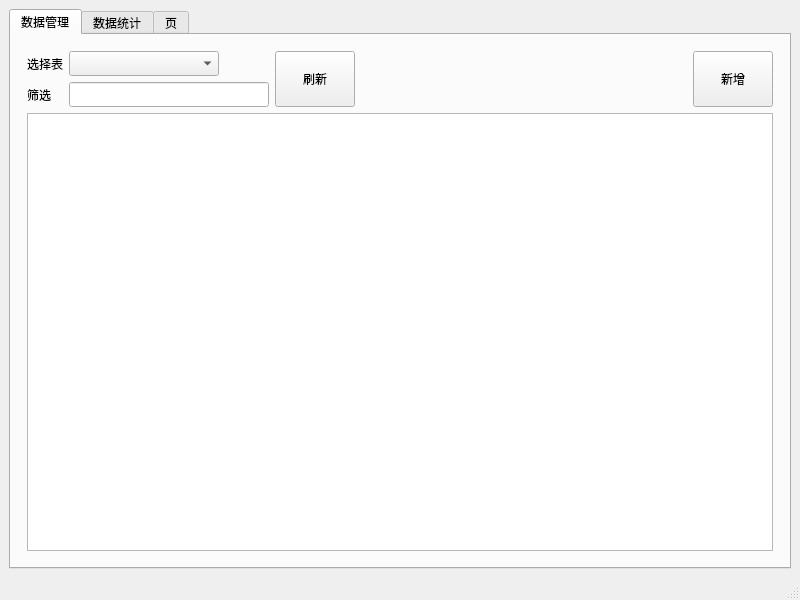
Old version of the form ui/main.ui in the repository LetMeHold/wanbo.py.
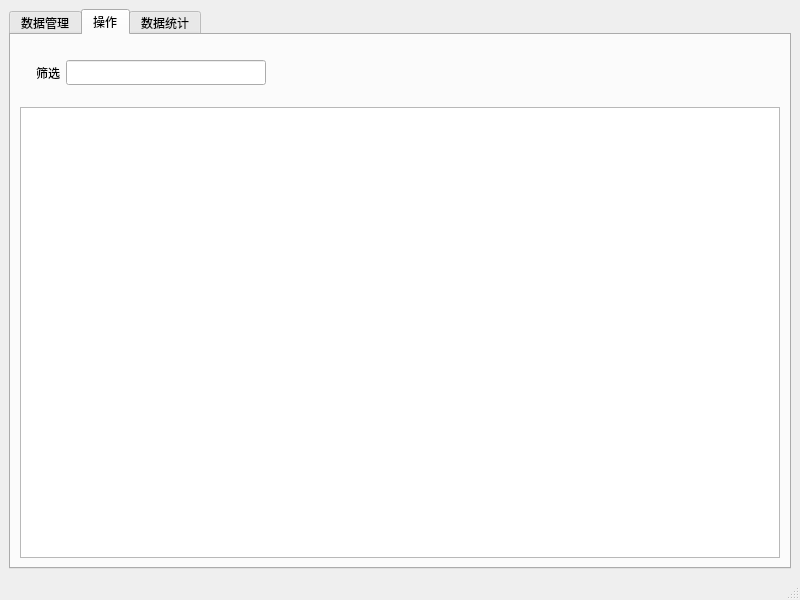
New version of the form. The open tabs and pages were chosen to show the change.

Commit message: 增加临时操作标签页

Diff of the .ui file:
```diff
--- a/ui/main.ui
+++ b/ui/main.ui
@@ -155,16 +155,79 @@
         </item>
        </layout>
       </widget>
+      <widget class="QWidget" name="tabJob">
+       <attribute name="title">
+        <string>操作</string>
+       </attribute>
+       <layout class="QVBoxLayout" name="verticalLayout_3">
+        <item>
+         <layout class="QHBoxLayout" name="horizontalLayout">
+          <property name="leftMargin">
+           <number>16</number>
+          </property>
+          <property name="topMargin">
+           <number>16</number>
+          </property>
+          <property name="rightMargin">
+           <number>16</number>
+          </property>
+          <property name="bottomMargin">
+           <number>16</number>
+          </property>
+          <item>
+           <widget class="QLabel" name="label_12">
+            <property name="minimumSize">
+             <size>
+              <width>0</width>
+              <height>25</height>
+             </size>
+            </property>
+            <property name="text">
+             <string>筛选</string>
+            </property>
+           </widget>
+          </item>
+          <item>
+           <widget class="QLineEdit" name="edtFilterJob">
+            <property name="sizePolicy">
+             <sizepolicy hsizetype="Fixed" vsizetype="Fixed">
+              <horstretch>0</horstretch>
+              <verstretch>0</verstretch>
+             </sizepolicy>
+            </property>
+            <property name="minimumSize">
+             <size>
+              <width>200</width>
+              <height>25</height>
+             </size>
+            </property>
+           </widget>
+          </item>
+          <item>
+           <spacer name="horizontalSpacer_2">
+            <property name="orientation">
+             <enum>Qt::Horizontal</enum>
+            </property>
+            <property name="sizeHint" stdset="0">
+             <size>
+              <width>747</width>
+              <height>20</height>
+             </size>
+            </property>
+           </spacer>
+          </item>
+         </layout>
+        </item>
+        <item>
+         <widget class="QTableWidget" name="twJob"/>
+        </item>
+       </layout>
+      </widget>
       <widget class="QWidget" name="tab_2">
        <attribute name="title">
         <string>数据统计</string>
        </attribute>
       </widget>
-      <widget class="QWidget" name="tab_3">
-       <attribute name="title">
-        <string>页</string>
-       </attribute>
-      </widget>
      </widget>
     </item>
    </layout>
```
Left out of the diff: 2 changed lines with no effect on the pictures. The commit also changes 2 other files.
